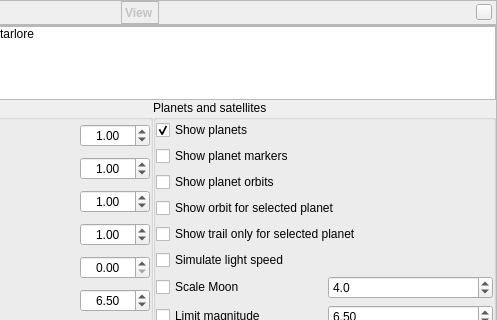
Above: src/gui/viewDialog.ui from 519984307/stellarium_src before the change; both pictures show x 191 to 688 and y 0 to 320 of the 688 by 537 pixel window. Below: the same form after it.
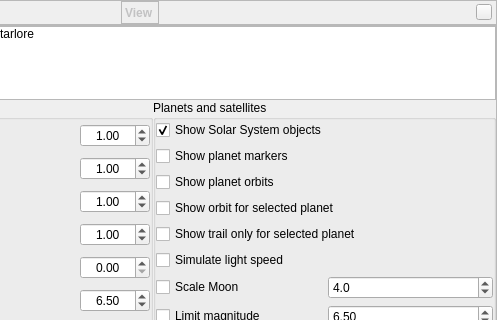
That is the form after the change. Icons and pictures are not drawn. Custom widgets are drawn as their Qt base class.

Commit message: Avoid rendering of sunlight and moonlight when show of Solar System objects is disabled

```diff
--- a/src/gui/viewDialog.ui
+++ b/src/gui/viewDialog.ui
@@ -741,7 +741,7 @@
              <item>
               <widget class="QCheckBox" name="showPlanetCheckBox">
                <property name="text">
-                <string>Show planets</string>
+                <string>Show Solar System objects</string>
                </property>
                <property name="checked">
                 <bool>true</bool>
```
The commit also changes 1 other file.
